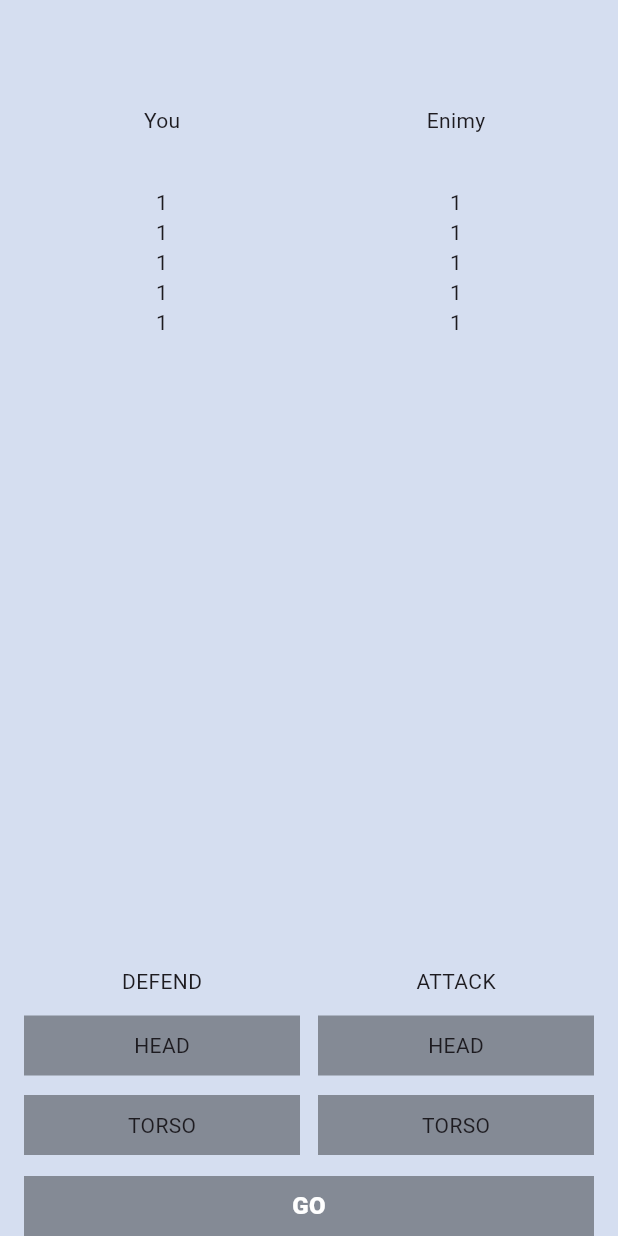
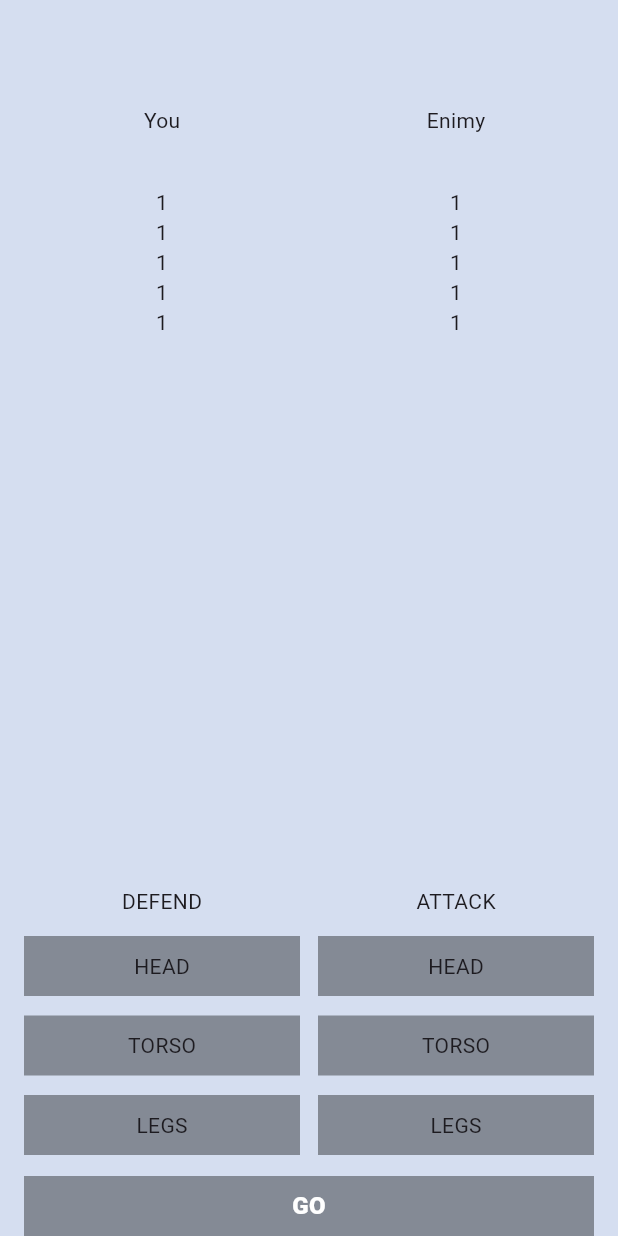
Before and after one commit to Gasayni/flutter_fight_club, a Flutter app: the screen it shows after launch, on a phone screen of 412 x 824 dp. Run offline on Flutter 3.47's test engine with Material 3 defaults, Android fonts, the phone set to English and light mode, and no system bars.

Commit message:
Сделал все задания, проверил правильность с помощью тестов и видео вначале 3 задания

```diff
--- a/lib/main.dart
+++ b/lib/main.dart
@@ -10,7 +10,7 @@ class MyApp extends StatelessWidget {
   // This widget is the root of your application.
   @override
   Widget build(BuildContext context) {
-    return MaterialApp(
+    return const MaterialApp(
       home: MyHomePage(),
     );
   }
@@ -33,8 +33,8 @@ class _MyHomePageState extends State<MyHomePage> {
         backgroundColor: const Color.fromRGBO(213, 222, 240, 1),
         body: Column(
           children: [
-            SizedBox(height: 70),
-            Row(
+            const SizedBox(height: 70),
+            const Row(
               children: [
                 SizedBox(width: 16),
                 Expanded(child: Center(child: Text('You'))),
@@ -43,7 +43,7 @@ class _MyHomePageState extends State<MyHomePage> {
                 SizedBox(width: 16),
               ],
             ),
-            SizedBox(
+            const SizedBox(
               height: 35,
             ),
             const Row(
@@ -80,17 +80,17 @@ class _MyHomePageState extends State<MyHomePage> {
                 SizedBox(width: 16),
               ],
             ),
-            Expanded(child: SizedBox()),
+            const Expanded(child: SizedBox()),
             // это вторая строка, которая растянута на весь экран, т.о. она прижимает к краям первую и третью строки
             Row(
               mainAxisAlignment: MainAxisAlignment.center,
               children: [
-                SizedBox(width: 16), // создает пустоту с левого края
+                const SizedBox(width: 16), // создает пустоту с левого края
                 Expanded(
                   child: Column(
                     children: [
                       Text('Defend'.toUpperCase()),
-                      SizedBox(height: 13),
+                      const SizedBox(height: 13),
                       // создает пустоту между Defend и кнопками снизу
                       BodyPartButton(
                         bodyPart: BodyPart.head,
@@ -98,43 +98,57 @@ class _MyHomePageState extends State<MyHomePage> {
                         bodyPartSetter: _selectDefendingBodyPart,
                       ),
 
-                      SizedBox(height: 13),
+                      const SizedBox(height: 13),
                       // создает пустоту между кнопками head & torso слева
                       BodyPartButton(
                           bodyPart: BodyPart.torso,
                           selected: defendingBodyPart == BodyPart.torso,
                           bodyPartSetter: _selectDefendingBodyPart),
+
+                      const SizedBox(height: 13),
+                      // создает пустоту между кнопками head & torso слева
+                      BodyPartButton(
+                          bodyPart: BodyPart.legs,
+                          selected: defendingBodyPart == BodyPart.legs,
+                          bodyPartSetter: _selectDefendingBodyPart),
                     ],
                   ),
                 ),
-                SizedBox(width: 12), // создает пустоту в центре между кнопками
+                const SizedBox(width: 12), // создает пустоту в центре между кнопками
                 Expanded(
                   child: Column(
                     children: [
                       Text('Attack'.toUpperCase()),
-                      SizedBox(height: 13),
+                      const SizedBox(height: 13),
                       // создает пустоту между Attack и кнопками снизу
                       BodyPartButton(
                         bodyPart: BodyPart.head,
                         selected: attackingBodyPart == BodyPart.head,
                         bodyPartSetter: _selectAttackingBodyPart,
                       ),
-                      SizedBox(height: 13),
+                      const SizedBox(height: 13),
                       // создает пустоту между кнопками head & torso справа
                       BodyPartButton(
                           bodyPart: BodyPart.torso,
                           selected: attackingBodyPart == BodyPart.torso,
                           bodyPartSetter: _selectAttackingBodyPart),
+
+                      const SizedBox(height: 13),
+                      // создает пустоту между кнопками head & torso слева
+                      BodyPartButton(
+                          bodyPart: BodyPart.legs,
+                          selected: attackingBodyPart == BodyPart.legs,
+                          bodyPartSetter: _selectAttackingBodyPart),
                     ],
                   ),
                 ),
-                SizedBox(width: 16),
+                const SizedBox(width: 16),
               ],
             ),
-            SizedBox(height: 14),
+            const SizedBox(height: 14),
             Row(
               children: [
-                SizedBox(width: 16),
+                const SizedBox(width: 16),
                 Expanded(
                     child: SizedBox(
                   height: 40,
@@ -157,7 +171,7 @@ class _MyHomePageState extends State<MyHomePage> {
                       child: Center(
                         child: Text(
                           'Go'.toUpperCase(),
-                          style: TextStyle(
+                          style: const TextStyle(
                             fontWeight: FontWeight.w900,
                             fontSize: 16,
                             color: Colors.white,
@@ -167,7 +181,7 @@ class _MyHomePageState extends State<MyHomePage> {
                     ),
                   ),
                 )),
-                SizedBox(width: 16),
+                const SizedBox(width: 16),
               ],
             )
           ],
@@ -194,6 +208,7 @@ class BodyPart {
 
   static const head = BodyPart._('Head');
   static const torso = BodyPart._('Torso');
+  static const legs = BodyPart._('Legs');
 
   @override
   String toString() {
```
